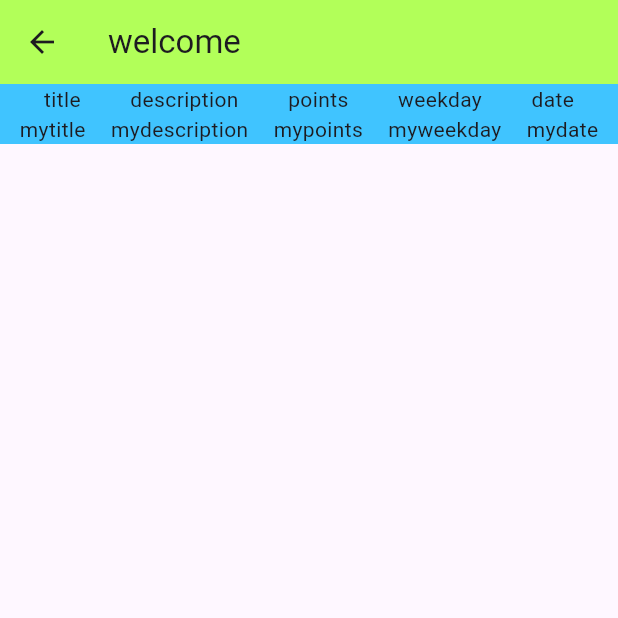
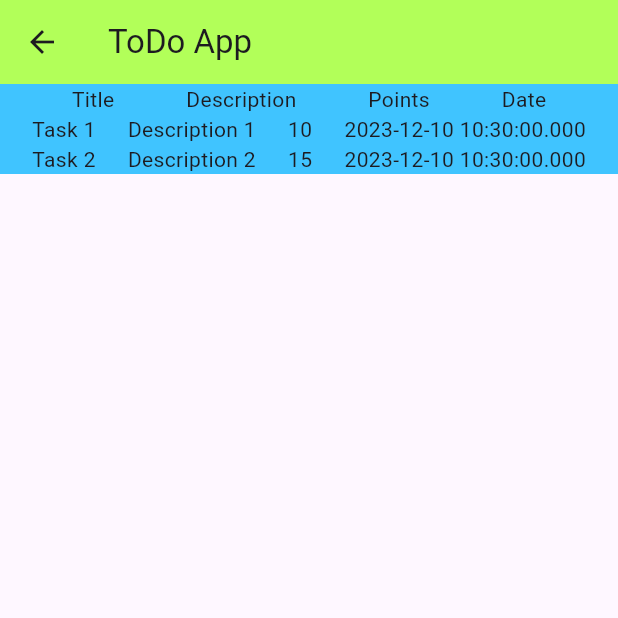
Before and after one commit to marc3724/dk_tech_guru_app, a Flutter app: the TaskPage screen opened by its route, on a phone screen of 412 x 824 dp, the top half of it. Run offline on Flutter 3.47's test engine with Material 3 defaults, Android fonts, the phone set to English and light mode, and no system bars.

Commit message:
we can now generate visuals in tasks_page.dart
but need to fix Date

```diff
--- a/lib/5th_semester_project/model_view_controller/controllers/task_controller.dart
+++ b/lib/5th_semester_project/model_view_controller/controllers/task_controller.dart
@@ -1,10 +1,23 @@
+import 'dart:math';
+
 import '../models/tasks.dart';
 
 class TaskController {
-  List<Task> tasks = []; // En liste til at gemme opgaver
+  List<Task> listOfTasks = []; // En liste til at gemme opgaver
 
+  /*TODO skriv om det i rapporten (old code)
   void createTask(Task task) {
-    tasks.add(task);
+    listOfTasks.add(task);
+    task would be created in another class
+
+    Task task1 = Task.defaultConstructor(1, 10, 'Task 1', 'Description 1', DateTime.now(), false, true);
+  myTaskController.createTask(task1);
+  and sent over
+  }
+  */
+  void createTask(int taskID, int taskPointValue, String taskName, String taskDescription, DateTime dueDate, bool isDone, bool doesRepeat) {
+    Task task = Task.defaultConstructor(taskID, taskPointValue, taskName, taskDescription, dueDate, isDone, doesRepeat);
+    listOfTasks.add(task);
   }
 
   void updateTask(int taskId, {
@@ -13,30 +26,55 @@ class TaskController {
     DateTime? dueDate,
   }) {
     {
-      final index = tasks.indexWhere((task) => task.taskID == taskId);
+      final index = listOfTasks.indexWhere((task) => task.taskID == taskId);
 
       if (index >= 0) {
         // Use getters and setters to update properties
         if (taskName != null) {
-          tasks[index].taskName = taskName;
+          listOfTasks[index].taskName = taskName;
         }
 
         if (taskDescription != null) {
-          tasks[index].taskDescription = taskDescription;
+          listOfTasks[index].taskDescription = taskDescription;
         }
 
         if (dueDate != null) {
-          tasks[index].dueDate = dueDate;
+          listOfTasks[index].dueDate = dueDate;
         }
       }
     }
   }
 
   void deleteTask(int taskId) {
-    tasks.removeWhere((task) => task.taskID == taskId);
+    listOfTasks.removeWhere((task) => task.taskID == taskId);
   }
 
   List<Task> getTasks() {
-    return tasks;
+    return listOfTasks;
+  }
+
+
+  Task generateRandomTask() {
+    Random random = Random();
+
+    int taskId = random.nextInt(1000); // Random task ID
+    int taskPointValue = random.nextInt(10); // Random point value (0 to 9)
+    String taskName = "Task $taskId"; // You can customize this
+    String taskDescription = "Random task description"; // You can customize this
+    DateTime dueDate = DateTime.now().add(Duration(days: random.nextInt(7))); // Random due date within the next 7 days
+    bool isDone = random.nextBool(); // Random completion status
+    bool doesRepeat = random.nextBool(); // Random repetition status
+
+    Task randomTask = Task.defaultConstructor(
+      taskId,
+      taskPointValue,
+      taskName,
+      taskDescription,
+      dueDate,
+      isDone,
+      doesRepeat,
+    );
+
+    return randomTask;
   }
 }
--- a/lib/5th_semester_project/model_view_controller/views/tasks_page.dart
+++ b/lib/5th_semester_project/model_view_controller/views/tasks_page.dart
@@ -1,4 +1,6 @@
 import 'package:flutter/material.dart';
+import '../controllers/task_controller.dart';
+import '../models/tasks.dart';
 
 class TaskPage extends StatefulWidget {
   TaskPage({super.key});
@@ -10,47 +12,86 @@ class TaskPage extends StatefulWidget {
 class _TaskPageState extends State<TaskPage> {
   TextEditingController myController = TextEditingController();
 
+
+  /*@override
+  void initState() {
+    super.initState();
+    taskController = TaskController(); // Initialize the TaskController instance
+    myTaskList = taskController.getTasks(); // Call the method on the instance
+
+  }*/
+
   void getText() {
     print(myController.text);
   }
 
+  void getTasks(List<Task> taskList){
+    List<Task> myTaskList = taskList;
+  }
+  //a list for saving Tasks
+
+  //List<Task> taskList = TaskController.getTasks().cast<Task>();
+
+  /*void generateTaskFromList(List<Task> list){
+    for (int i = 0; i < list.length; i++) {
+
+
+
+    }
+  }*/
+
+
   @override
   Widget build(BuildContext context) {
+    TaskController myTaskController = TaskController();
+    myTaskController.createTask(1, 10, 'Task 1', 'Description 1', DateTime.now(), false, true);
+
+    //Task task2 = Task.defaultConstructor(2, 15, 'Task 2', 'Description 2', DateTime.now(), false, true);
+    myTaskController.createTask(2, 15, 'Task 2', 'Description 2', DateTime.now(), false, true);
+    List myTaskList = myTaskController.getTasks();
+
     return Scaffold(
       appBar: AppBar(
-        title: Text("welcome"),
+        title: Text("ToDo App"),
         backgroundColor: Colors.lightGreenAccent,
       ),
       body: Column(
         children: [
+          //
           Container(
             color: Colors.lightBlueAccent,
-            child: const Row(
+            child: Row(
               mainAxisAlignment: MainAxisAlignment.spaceEvenly,
               children: [
-                Text("title "),
-                Text("description "),
-                Text("points "),
-                Text("weekday "),
-                Text("date"),
-                //ElevatedButton(onPressed: getText, child: Text("hello")
-                //),
+                Text("Title"),
+                Text("Description"),
+                Text("Points"),
+                //Text("Weekday"),
+                Text("Date"),
               ],
             ),
           ),
-          Container(
-            color: Colors.lightBlueAccent,
-            child: const Row(
-              mainAxisAlignment: MainAxisAlignment.spaceEvenly,
-              children: [
-                Text("mytitle "),
-                Text("mydescription "),
-                Text("mypoints "),
-                Text("myweekday "),
-                Text("mydate"),
-                //ElevatedButton(onPressed: getText, child: Text("hello")
-                //),
-              ],
+          //TODO write about this in the rapport
+          Expanded(
+            child: ListView.builder(
+              itemCount: myTaskList.length,
+              itemBuilder: (context, index) {
+                Task task = myTaskList[index];
+                return Container(
+                  color: Colors.lightBlueAccent,
+                  child: Row(
+                    mainAxisAlignment: MainAxisAlignment.spaceEvenly,
+                    children: [
+                      Text(task.taskName),
+                      Text(task.taskDescription),
+                      Text(task.taskPointValue.toString()),
+                      Text(task.dueDate.toString()),
+
+                      // Add more Text widgets based on task properties
+                    ],
+                  ),
+                );
+              },
             ),
           ),
         ],
```
Also changed, not shown: lib/5th_semester_project/Clean_Architecture/clean_start.dart (deleted, +0 -35 lines), lib/5th_semester_project/Clean_Architecture/features/Feature_Task/Business/Entities/Tasks.dart (deleted, +0 -84 lines), lib/5th_semester_project/model_view_controller/mvc_start.dart (+22 -12 lines), lib/5th_semester_project/Clean_Architecture/features/Feature_Task/Business/Entities/Group.dart (deleted), lib/5th_semester_project/Clean_Architecture/features/Feature_Task/Data/Datasourses/Sql.dart (deleted), lib/5th_semester_project/Clean_Architecture/features/Feature_Task/Presentation/Widgets/myButton.dart (deleted).
